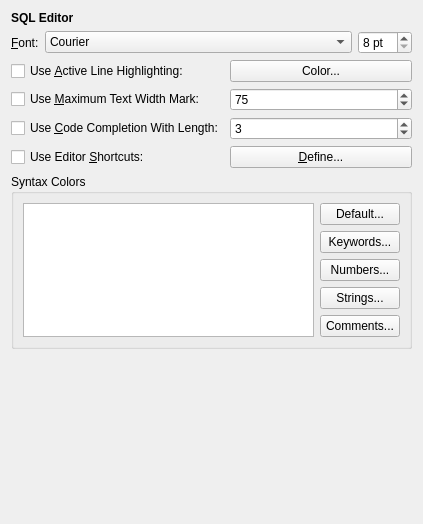
First picture: the form in Sqliteman/sqliteman/prefssqleditorwidget.ui, repository iamkjg/sqliteman, before the edit.
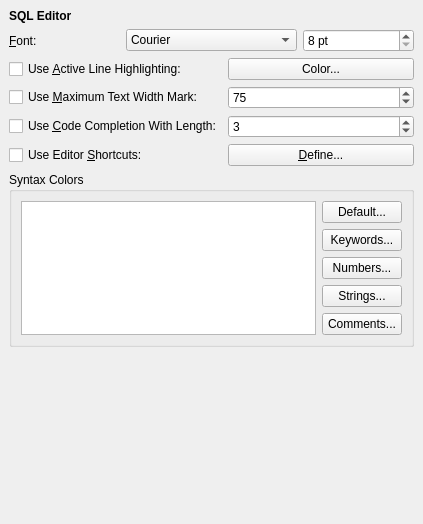
Second picture: the form after the edit. Custom widgets are drawn as their Qt base class.

The edit to the form file:
```diff
--- a/Sqliteman/sqliteman/prefssqleditorwidget.ui
+++ b/Sqliteman/sqliteman/prefssqleditorwidget.ui
@@ -10,6 +10,12 @@
    </rect>
   </property>
   <layout class="QGridLayout" >
+   <property name="margin" >
+    <number>9</number>
+   </property>
+   <property name="spacing" >
+    <number>6</number>
+   </property>
    <item row="0" column="0" >
     <widget class="QLabel" name="titleLabel" >
      <property name="font" >
@@ -25,6 +31,12 @@
    </item>
    <item row="1" column="0" colspan="2" >
     <layout class="QHBoxLayout" >
+     <property name="margin" >
+      <number>0</number>
+     </property>
+     <property name="spacing" >
+      <number>6</number>
+     </property>
      <item>
       <widget class="QLabel" name="label_5" >
        <property name="text" >
@@ -38,7 +50,9 @@
      <item>
       <widget class="QFontComboBox" name="fontComboBox" >
        <property name="sizePolicy" >
-        <sizepolicy vsizetype="Fixed" hsizetype="Expanding" >
+        <sizepolicy>
+         <hsizetype>0</hsizetype>
+         <vsizetype>0</vsizetype>
          <horstretch>0</horstretch>
          <verstretch>0</verstretch>
         </sizepolicy>
@@ -134,6 +148,12 @@
       <string>Syntax Colors</string>
      </property>
      <layout class="QGridLayout" >
+      <property name="margin" >
+       <number>9</number>
+      </property>
+      <property name="spacing" >
+       <number>6</number>
+      </property>
       <item rowspan="5" row="0" column="0" >
        <widget class="SqlEditorWidget" name="syntaxPreviewEdit" >
         <property name="readOnly" >
```
Left out of the diff: 6 changed lines with no effect on the pictures.
